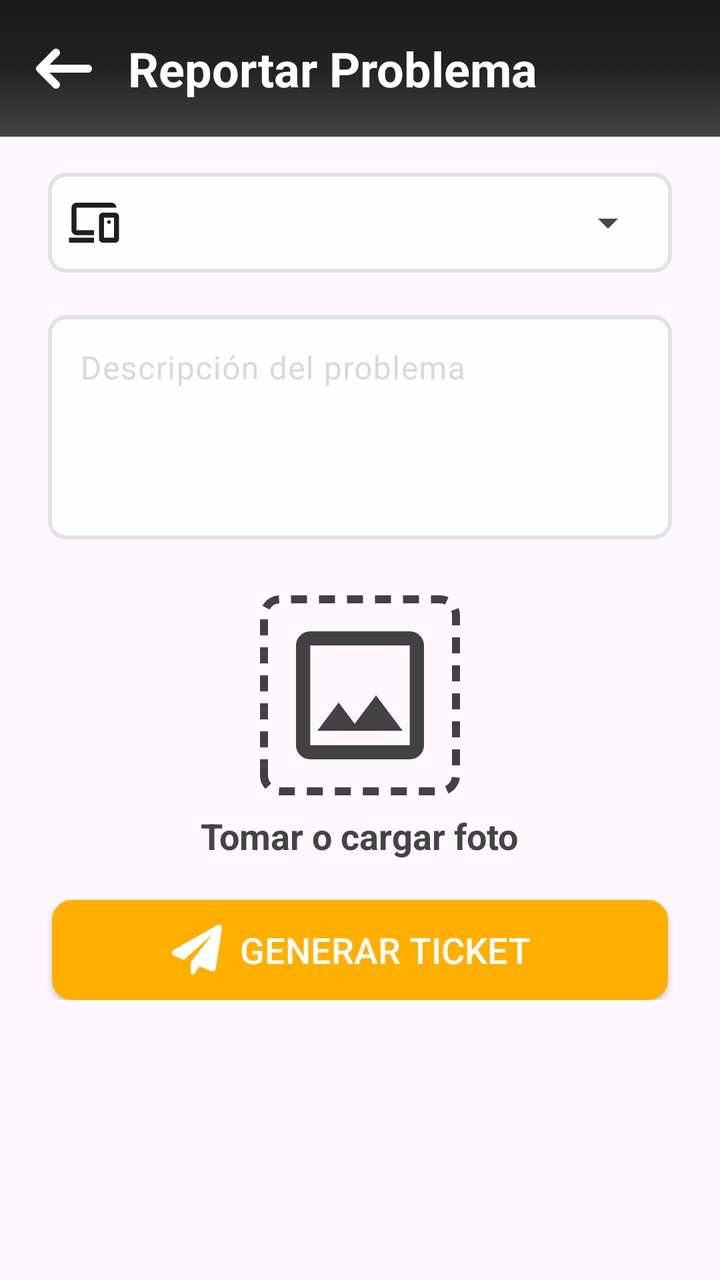
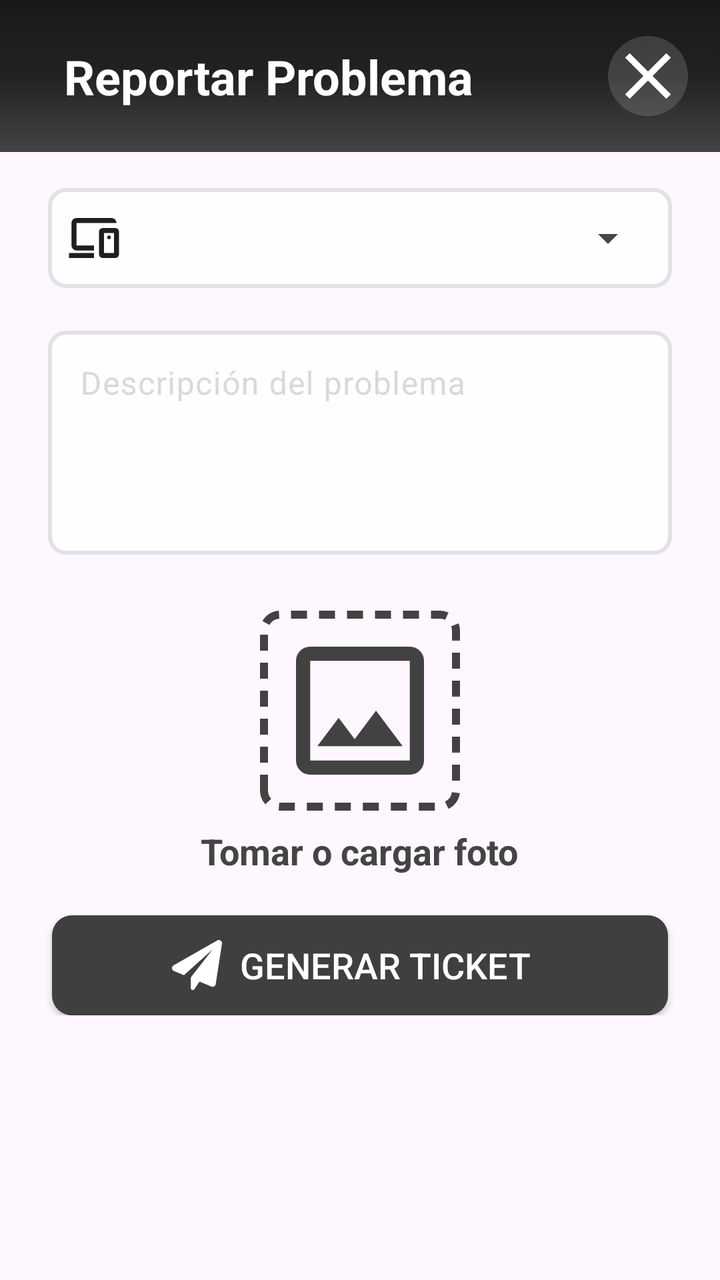

Screens rendered from an Android XML layout before and after an edit, with the pre-edit source and the edit as a unified diff.
<!-- AndroidManifest.xml: application theme Theme.ReparApp -->
<!-- res/layout/fragment_reportar_problema.xml -->
<?xml version="1.0" encoding="utf-8"?>
<LinearLayout
    xmlns:android="http://schemas.android.com/apk/res/android"
    android:layout_width="match_parent"
    android:layout_height="match_parent"
    xmlns:app="http://schemas.android.com/apk/res-auto"
    android:orientation="vertical"
    >

    <androidx.constraintlayout.widget.ConstraintLayout
        android:id="@+id/headerLayout"
        android:layout_width="match_parent"
        android:layout_height="wrap_content"
        android:background="@drawable/bg_fondo"
        android:gravity="center_vertical"
        android:orientation="horizontal"
        android:paddingHorizontal="16dp"
        android:paddingVertical="18dp"
        >

        <ImageView
            android:id="@+id/img_flecha_back"
            android:layout_width="wrap_content"
            android:layout_height="wrap_content"
            app:layout_constraintStart_toStartOf="parent"
            app:layout_constraintTop_toTopOf="parent"
            app:layout_constraintBottom_toBottomOf="parent"
            android:src="@drawable/icon_arrow_back"
            />

        <TextView
            android:id="@+id/tv_titulo_home"
            android:layout_width="wrap_content"
            android:layout_height="wrap_content"
            android:layout_marginStart="16dp"
            android:text="Reportar Problema"
            android:textColor="@android:color/white"
            android:textSize="24sp"
            android:textStyle="bold"
            app:layout_constraintStart_toEndOf="@id/img_flecha_back"
            app:layout_constraintTop_toTopOf="parent" />
    </androidx.constraintlayout.widget.ConstraintLayout>

    <ScrollView
        android:layout_width="match_parent"
        android:layout_height="wrap_content"
        android:layout_marginHorizontal="16dp"
        >

        <LinearLayout
            android:layout_width="match_parent"
            android:layout_height="wrap_content"
            android:orientation="vertical"
            android:layout_marginTop="10dp"
            >

            <LinearLayout
                android:layout_width="match_parent"
                android:layout_height="50dp"
                android:layout_margin="8dp"
                android:background="@drawable/item_text_field"
                android:gravity="start|center"
                android:orientation="horizontal"
                android:padding="8dp">

                <ImageView
                    android:layout_width="30dp"
                    android:layout_height="30dp"
                    android:layout_gravity="center_vertical"
                    android:layout_marginEnd="12dp"
                    android:contentDescription="Icono tipo dispositivo"
                    android:src="@drawable/icon_device_text" />

                
                <Spinner
                    android:id="@+id/spinner_tipo_dispositivo"
                    android:layout_width="0dp"
                    android:layout_height="match_parent"
                    android:layout_weight="1" />
            </LinearLayout>

            <com.google.android.material.textfield.TextInputLayout
                android:id="@+id/layoutDescripcion"
                android:layout_width="match_parent"
                android:layout_height="wrap_content"
                android:layout_margin="8dp"
                android:textColorHint="#D9D9D9"
                android:hint="Descripción del problema">

                <com.google.android.material.textfield.TextInputEditText
                    android:id="@+id/et_descripcion_problema"
                    android:layout_width="match_parent"
                    android:layout_height="112dp"
                    android:background="@drawable/item_text_field"
                    android:gravity="top|start"
                    android:inputType="textMultiLine"
                    android:maxLines="6"
                    android:textColor="@color/black"
                    android:minLines="3" />
            </com.google.android.material.textfield.TextInputLayout>


            <FrameLayout
                android:id="@+id/frame_adjuntar_foto"
                android:layout_width="100dp"
                android:layout_height="100dp"
                android:background="@drawable/dashed_border"
                android:clickable="true"
                android:focusable="true"
                android:layout_gravity="center"
                android:layout_marginTop="20dp"
                >
                <ImageView
                    android:id="@+id/img_preview_foto"
                    android:layout_width="64dp"
                    android:layout_height="64dp"
                    android:layout_gravity="center"
                    android:scaleType="centerCrop"
                    android:contentDescription="Seleccionar imagen"
                    android:src="@drawable/photo" />
            </FrameLayout>

            <TextView
                android:layout_width="wrap_content"
                android:layout_height="wrap_content"
                android:layout_marginTop="8dp"
                android:text="Tomar o cargar foto"
                android:textColor="#444444"
                android:textSize="18sp"
                android:textStyle="bold"
                android:layout_gravity="center"
                />


            <androidx.appcompat.widget.AppCompatButton
                android:id="@+id/btn_add_ticket"
                android:layout_width="match_parent"
                android:layout_height="50dp"
                android:layout_marginHorizontal="10dp"
                android:drawableStart="@drawable/icon_plane"
                android:layout_marginTop="20dp"
                android:text="Generar Ticket"
                android:textColor="@color/white"
                android:paddingHorizontal="60dp"
                android:background="@drawable/bg_button_orange"
                android:textSize="18dp"
                />

        </LinearLayout>
    </ScrollView>


</LinearLayout>
<!-- resources referenced by this layout -->
<resources>
  <color name="black">#FF000000</color>
  <color name="white">#FFFFFFFF</color>
  <!-- drawable bg_button_orange (drawable) -->
  <?xml version="1.0" encoding="utf-8"?>
  <selector xmlns:android="http://schemas.android.com/apk/res/android">
      <item>
          <shape android:shape="rectangle">
              <solid android:color="#FFAF00"/>
              <corners android:radius="10dp"/>
          </shape>
      </item>
  </selector>
  <!-- drawable bg_fondo (drawable) -->
  <?xml version="1.0" encoding="utf-8"?>
  <selector xmlns:android="http://schemas.android.com/apk/res/android">
      <item>
          <shape android:shape="rectangle">
              <gradient
                  android:type="linear"
                  android:angle="270"
                  android:startColor="#191919"
                  android:centerColor="#222222"
                  android:endColor="#444444"
                  android:gradientRadius="0.8"
              />
          </shape>
      </item>
  </selector>
  <!-- drawable dashed_border (drawable) -->
  <?xml version="1.0" encoding="utf-8"?>
  <shape xmlns:android="http://schemas.android.com/apk/res/android" android:shape="rectangle">
      <solid android:color="@android:color/transparent"/>
      <stroke
          android:width="4dp"
          android:color="#424242"
          android:dashWidth="8dp"
          android:dashGap="6dp"/>
      <corners android:radius="8dp"/>
  </shape>
  <!-- drawable icon_arrow_back (drawable) -->
  <vector xmlns:android="http://schemas.android.com/apk/res/android"
      android:width="32dp"
      android:height="32dp"
      android:viewportWidth="32"
      android:viewportHeight="32">
    <path
        android:fillColor="#FFFFFF"
        android:pathData="M28,14H8.8l4.62,-4.62C13.814,8.986 14,8.516 14,8c0,-0.984 -0.813,-2 -2,-2c-0.531,0 -0.994,0.193 -1.38,0.58l-7.958,7.958C2.334,14.866 2,15.271 2,16s0.279,1.08 0.646,1.447l7.974,7.973C11.006,25.807 11.469,26 12,26c1.188,0 2,-1.016 2,-2c0,-0.516 -0.186,-0.986 -0.58,-1.38L8.8,18H28c1.104,0 2,-0.896 2,-2S29.104,14 28,14z"/>
  </vector>
  <!-- drawable icon_plane (drawable) -->
  <vector xmlns:android="http://schemas.android.com/apk/res/android" android:height="25dp" android:viewportHeight="512" android:viewportWidth="512" android:width="25dp">
        
      <path android:fillColor="#FFF" android:pathData="M511.6,36.86l-64,415.1c-1.5,9.73 -7.38,18.22 -15.97,23.05c-4.84,2.72 -10.27,4.1 -15.68,4.1c-4.19,0 -8.32,-0.82 -12.29,-2.47l-122.6,-51.1l-50.86,76.29C226.3,508.5 219.8,512 212.8,512C201.3,512 192,502.7 192,491.2v-96.18c0,-7.11 2.37,-14.03 6.74,-19.64L416,96l-293.7,264.3L19.69,317.5C8.44,312.8 0.81,302.2 0.06,289.1s5.47,-23.72 16.06,-29.77l448,-255.1c10.69,-6.11 23.88,-5.55 34,1.41S513.5,24.72 511.6,36.86z"/>
      
  </vector>
  <!-- drawable item_text_field (drawable) -->
  <?xml version="1.0" encoding="utf-8"?>
  <selector xmlns:android="http://schemas.android.com/apk/res/android">
  
      <item>
          <shape android:shape="rectangle">
              <solid android:color="#FEFEFE"/>
              <corners android:radius="8dp"/>
              <stroke android:width="2dp" android:color="#E2E1E5"/>
          </shape>
      </item>
  </selector>
  <!-- drawable photo (drawable) -->
  <vector xmlns:android="http://schemas.android.com/apk/res/android"
      android:width="30dp"
      android:height="30dp"
      android:viewportWidth="30"
      android:viewportHeight="30">
    <path
        android:pathData="M3.333,30C2.417,30 1.632,29.674 0.979,29.021C0.326,28.368 0,27.583 0,26.667V3.333C0,2.417 0.326,1.632 0.979,0.979C1.632,0.326 2.417,0 3.333,0H26.667C27.583,0 28.368,0.326 29.021,0.979C29.674,1.632 30,2.417 30,3.333V26.667C30,27.583 29.674,28.368 29.021,29.021C28.368,29.674 27.583,30 26.667,30H3.333ZM3.333,26.667H26.667V3.333H3.333V26.667ZM5,23.333H25L18.75,15L13.75,21.667L10,16.667L5,23.333Z"
        android:fillColor="#424242"/>
  </vector>
  <style name="Theme.ReparApp" parent="Base.Theme.ReparApp" />
  <style name="Base.Theme.ReparApp" parent="Theme.Material3.DayNight.NoActionBar">
          
          
      </style>
  <!-- unchanged entries left out for length: 1 -->
</resources>

<!-- the commit's change to res/layout/fragment_reportar_problema.xml (unified diff, before → after) -->
@@ -19,13 +19,13 @@
         >
 
         <ImageView
-            android:id="@+id/img_flecha_back"
-            android:layout_width="wrap_content"
-            android:layout_height="wrap_content"
-            app:layout_constraintStart_toStartOf="parent"
+            android:id="@+id/img_close"
+            android:layout_width="40dp"
+            android:layout_height="40dp"
+            app:layout_constraintEnd_toEndOf="parent"
             app:layout_constraintTop_toTopOf="parent"
             app:layout_constraintBottom_toBottomOf="parent"
-            android:src="@drawable/icon_arrow_back"
+            android:src="@drawable/icon_close2"
             />
 
         <TextView
@@ -37,8 +37,10 @@
             android:textColor="@android:color/white"
             android:textSize="24sp"
             android:textStyle="bold"
-            app:layout_constraintStart_toEndOf="@id/img_flecha_back"
-            app:layout_constraintTop_toTopOf="parent" />
+            app:layout_constraintStart_toStartOf="parent"
+            app:layout_constraintTop_toTopOf="parent"
+            app:layout_constraintBottom_toBottomOf="parent"
+            />
     </androidx.constraintlayout.widget.ConstraintLayout>
 
     <ScrollView
@@ -142,7 +144,7 @@
                 android:text="Generar Ticket"
                 android:textColor="@color/white"
                 android:paddingHorizontal="60dp"
-                android:background="@drawable/bg_button_orange"
+                android:background="@drawable/bg_button_black"
                 android:textSize="18dp"
                 />
 
<!-- resource entries referenced after the edit -->
@@ -2,12 +2,12 @@
 <resources>
   <color name="black">#FF000000</color>
   <color name="white">#FFFFFFFF</color>
-  <!-- drawable bg_button_orange (drawable) -->
+  <!-- drawable bg_button_black (drawable) -->
   <?xml version="1.0" encoding="utf-8"?>
   <selector xmlns:android="http://schemas.android.com/apk/res/android">
       <item>
           <shape android:shape="rectangle">
-              <solid android:color="#FFAF00"/>
+              <solid android:color="#3F3F3F"/>
               <corners android:radius="10dp"/>
           </shape>
       </item>
@@ -39,15 +39,19 @@
           android:dashGap="6dp"/>
       <corners android:radius="8dp"/>
   </shape>
-  <!-- drawable icon_arrow_back (drawable) -->
+  <!-- drawable icon_close2 (drawable) -->
   <vector xmlns:android="http://schemas.android.com/apk/res/android"
-      android:width="32dp"
-      android:height="32dp"
-      android:viewportWidth="32"
-      android:viewportHeight="32">
+      android:width="35dp"
+      android:height="35dp"
+      android:viewportWidth="35"
+      android:viewportHeight="35">
     <path
-        android:fillColor="#FFFFFF"
-        android:pathData="M28,14H8.8l4.62,-4.62C13.814,8.986 14,8.516 14,8c0,-0.984 -0.813,-2 -2,-2c-0.531,0 -0.994,0.193 -1.38,0.58l-7.958,7.958C2.334,14.866 2,15.271 2,16s0.279,1.08 0.646,1.447l7.974,7.973C11.006,25.807 11.469,26 12,26c1.188,0 2,-1.016 2,-2c0,-0.516 -0.186,-0.986 -0.58,-1.38L8.8,18H28c1.104,0 2,-0.896 2,-2S29.104,14 28,14z"/>
+        android:pathData="M17.5,0L17.5,0A17.5,17.5 0,0 1,35 17.5L35,17.5A17.5,17.5 0,0 1,17.5 35L17.5,35A17.5,17.5 0,0 1,0 17.5L0,17.5A17.5,17.5 0,0 1,17.5 0z"
+        android:fillColor="#ffffff"
+        android:fillAlpha="0.15"/>
+    <path
+        android:pathData="M9.5,27.5L7.5,25.5L15.5,17.5L7.5,9.5L9.5,7.5L17.5,15.5L25.5,7.5L27.5,9.5L19.5,17.5L27.5,25.5L25.5,27.5L17.5,19.5L9.5,27.5Z"
+        android:fillColor="#ffffff"/>
   </vector>
   <!-- drawable icon_plane (drawable) -->
   <vector xmlns:android="http://schemas.android.com/apk/res/android" android:height="25dp" android:viewportHeight="512" android:viewportWidth="512" android:width="25dp">
@@ -79,8 +83,7 @@
   </vector>
   <style name="Theme.ReparApp" parent="Base.Theme.ReparApp" />
   <style name="Base.Theme.ReparApp" parent="Theme.Material3.DayNight.NoActionBar">
-          
-          
+  
       </style>
   <!-- unchanged entries left out for length: 1 -->
 </resources>
